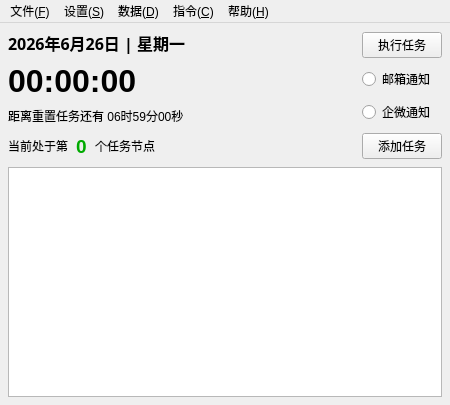
Above: MainWindow.ui from AndroidCoderPeng/TaskDispatcher before the change. Below: the same form after it.
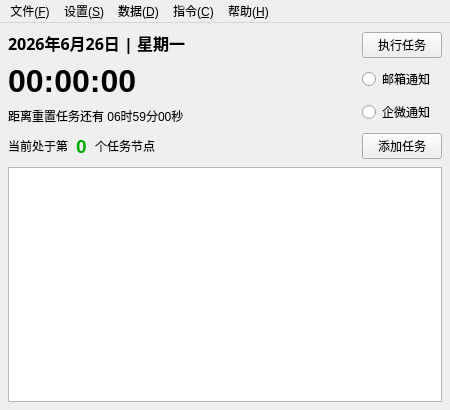
That is the form after the change.

Commit message: fix(MainWindow): 调整窗口高度属性以适应新设计 feat(build): 更新构建脚本以复制 ADB 环境到临时目录

Diff of the .ui file:
```diff
--- a/MainWindow.ui
+++ b/MainWindow.ui
@@ -7,19 +7,19 @@
                 <x>0</x>
                 <y>0</y>
                 <width>450</width>
-                <height>405</height>
+                <height>410</height>
             </rect>
         </property>
         <property name="minimumSize">
             <size>
                 <width>450</width>
-                <height>405</height>
+                <height>410</height>
             </size>
         </property>
         <property name="maximumSize">
             <size>
                 <width>450</width>
-                <height>405</height>
+                <height>410</height>
             </size>
         </property>
         <widget class="QWidget" name="centralWidget">
```
The commit also changes 1 other file.
